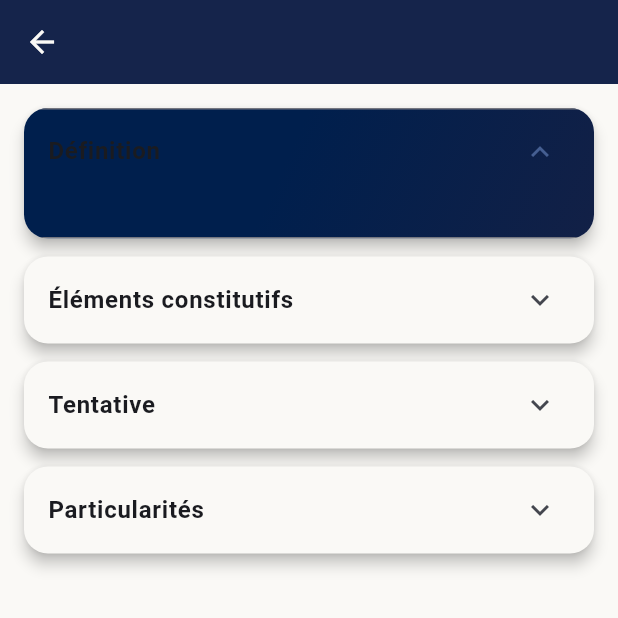
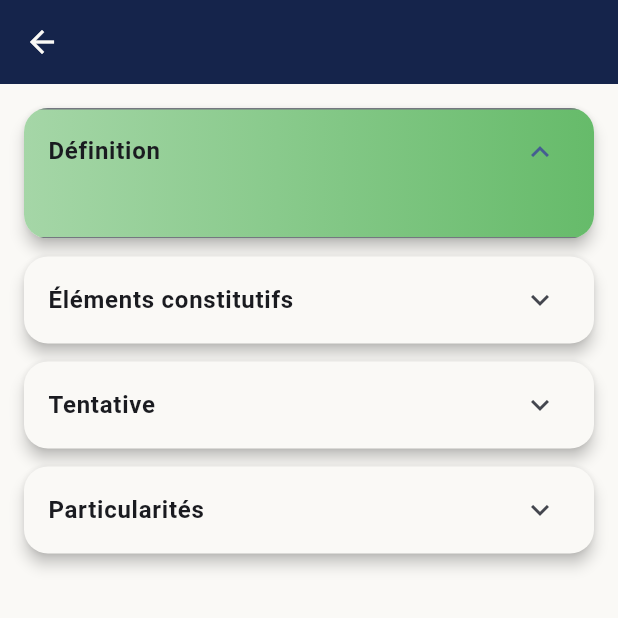
Before and after one commit to MSJ2025/droitpenalspecial, a Flutter app: the InfractionDetailScreen screen opened directly with empty values, on a phone screen of 412 x 824 dp, the top half of it. Run offline on Flutter 3.47's test engine with Material 3 defaults, Android fonts, the phone set to English and light mode, and no system bars; our stand-ins replace shared_preferences; accounts and stored records are empty.

Commit message:
Restaure le dégradé vert des tuiles

```diff
--- a/lib/widgets/gradient_expansion_tile.dart
+++ b/lib/widgets/gradient_expansion_tile.dart
@@ -28,11 +28,9 @@ class _GradientExpansionTileState extends State<GradientExpansionTile> {
   @override
   Widget build(BuildContext context) {
     final decoration = _expanded
-        ? const BoxDecoration(
+        ? BoxDecoration(
             gradient: LinearGradient(
-              colors: [Color(0xFF001F4D), Color(0xFF122046)],
-              begin: Alignment.topCenter,
-              end: Alignment.bottomRight,
+              colors: [Colors.green.shade200, Colors.green.shade400],
             ),
           )
         : null;
```
